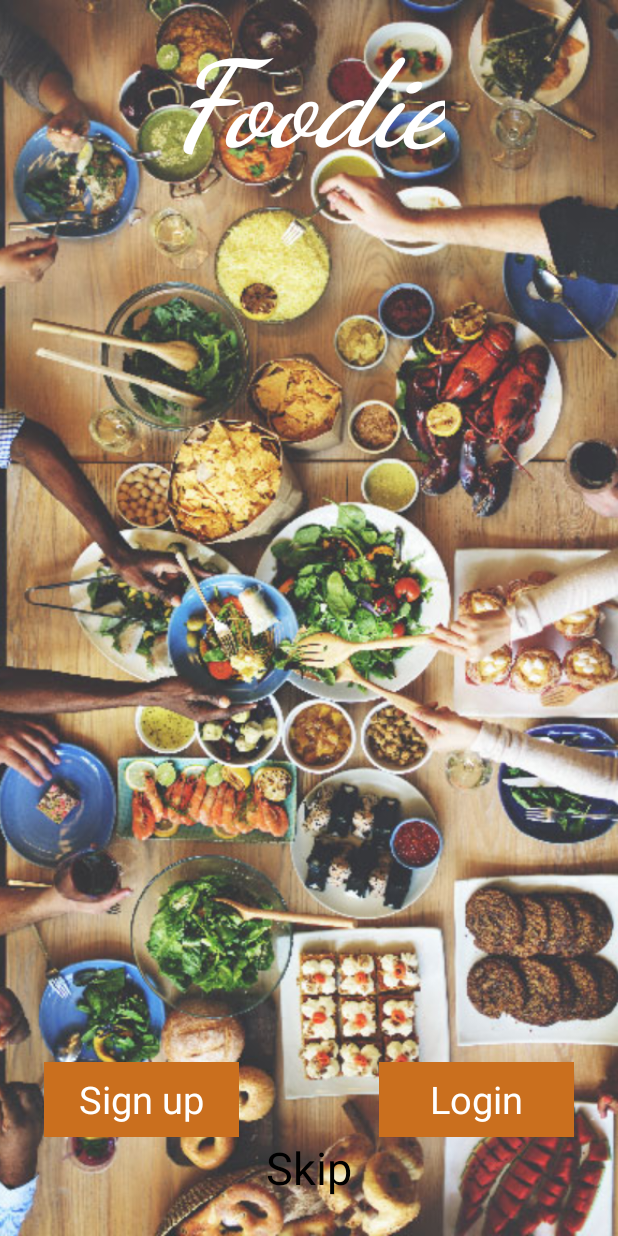
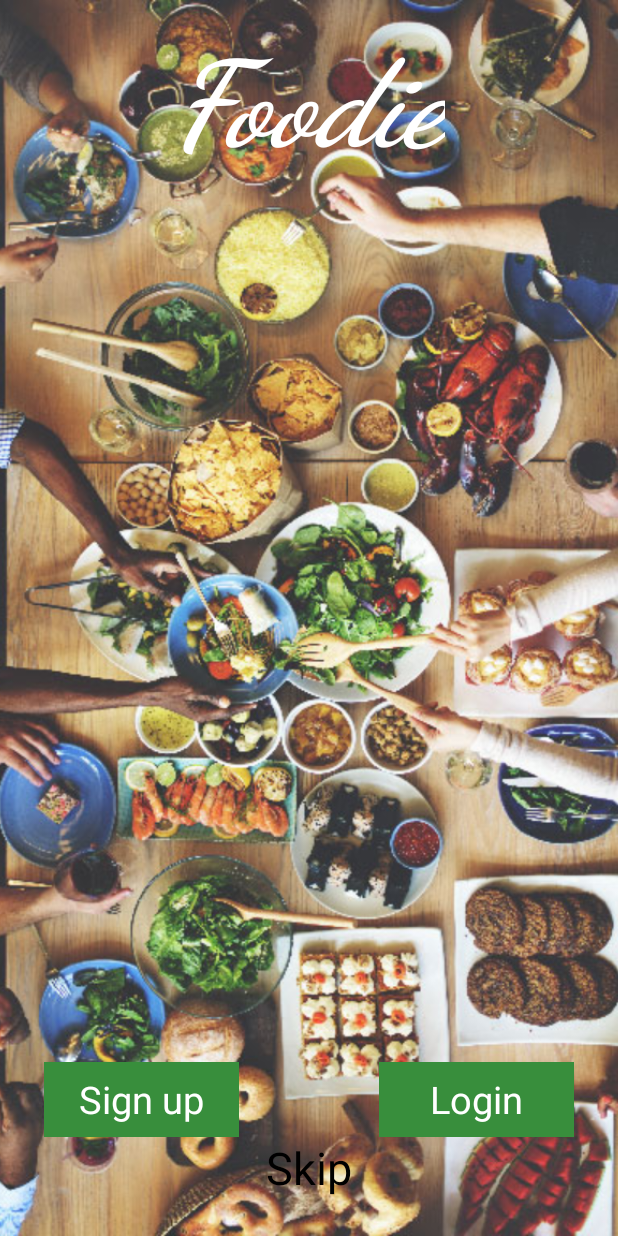
Before and after one commit to hamzajbr40/Foodie, an Android app: the screen it shows after launch (WellcomeActivity), on a phone screen of 412 x 824 dp. Run offline under Robolectric (Android 15) with nearby library versions, the phone set to English and light mode, and no system bars.

Commit message:
changing some colors

```diff
--- a/app/src/main/java/com/dev40/foodie/List_Activity.java
+++ b/app/src/main/java/com/dev40/foodie/List_Activity.java
@@ -29,8 +29,6 @@ public class List_Activity extends AppCompatActivity {
     protected void onCreate(Bundle savedInstanceState) {
         super.onCreate(savedInstanceState);
         setContentView(R.layout.activity_list);
-
-
         jams = new ArrayList<>();
         appitizers = new ArrayList<>();
         pickles = new ArrayList<>();
--- a/app/src/main/res/layout/activity_wellcome.xml
+++ b/app/src/main/res/layout/activity_wellcome.xml
@@ -31,6 +31,7 @@
         android:text="Skip"
         android:background="@android:color/transparent"
         android:textColor="@android:color/black"
+        android:shadowColor="@android:color/black"
         android:layout_centerInParent="true"
         android:layout_alignParentBottom="true"
         android:textSize="30sp"
@@ -45,7 +46,7 @@
         android:layout_alignLeft="@id/skip_btn"
         android:layout_marginLeft="75sp"
         android:layout_centerInParent="true"
-        android:background="#CA6F1E"
+        android:background="#388e3c"
         android:text="Login"
         android:textColor="@android:color/white"
         android:textSize="25sp"
@@ -59,7 +60,7 @@
         android:layout_alignRight="@id/skip_btn"
         android:layout_marginRight="75sp"
         android:layout_centerInParent="true"
-        android:background="#CA6F1E"
+        android:background="#388e3c"
         android:text="Sign up"
         android:textColor="@android:color/white"
         android:textSize="25sp"
```
